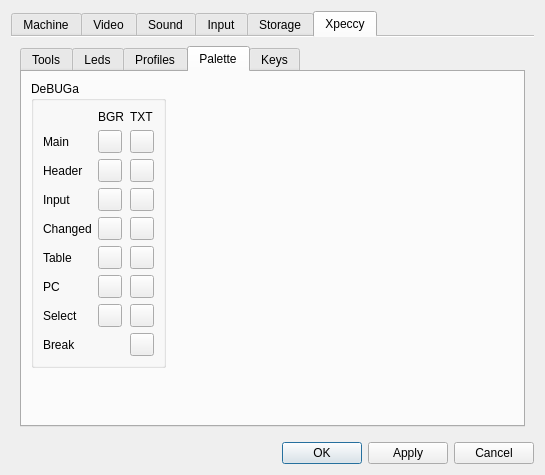
Before: the Qt Designer form ui/setupwin.ui in samstyle/Xpeccy, drawn with Qt 5.
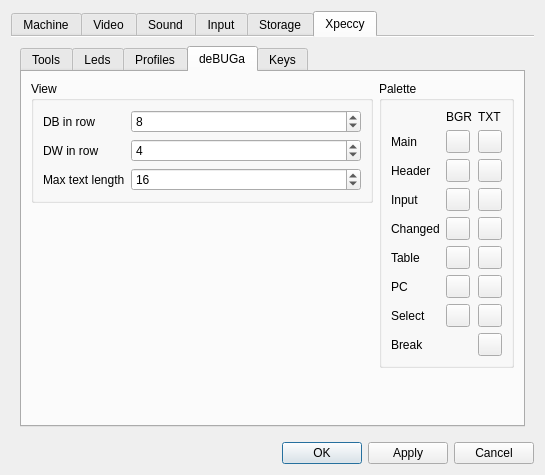
After: the same form once the commit is applied. The open tabs and pages were chosen to show the change. Icons and pictures are not drawn. Custom widgets are drawn as their Qt base class.

Commit message: build 20210718 + Add labels list to deBUGa (tools menu or disasm context menu). Double click in list = jump to label + Add costomizing of block size of 'db' and 'dw' directives (Options- >Xpeccy->deBUGa) + Fix GeneralSound address check + Fix ULA palette writing

The edit to the form file:
```diff
--- a/ui/setupwin.ui
+++ b/ui/setupwin.ui
@@ -3352,13 +3352,101 @@
               <normaloff>:/images/palette.png</normaloff>:/images/palette.png</iconset>
             </attribute>
             <attribute name="title">
-             <string>Palette</string>
+             <string>deBUGa</string>
             </attribute>
-            <layout class="QGridLayout" name="gridLayout_16">
+            <layout class="QHBoxLayout" name="horizontalLayout_37" stretch="10,0">
+             <item>
+              <layout class="QVBoxLayout" name="verticalLayout_46">
+               <item>
+                <widget class="QGroupBox" name="groupBox_13">
+                 <property name="title">
+                  <string>View</string>
+                 </property>
+                 <layout class="QGridLayout" name="gridLayout_16" columnstretch="0,10">
+                  <item row="0" column="1">
+                   <widget class="QSpinBox" name="sbDbSize">
+                    <property name="minimum">
+                     <number>1</number>
+                    </property>
+                    <property name="maximum">
+                     <number>16</number>
+                    </property>
+                    <property name="value">
+                     <number>8</number>
+                    </property>
+                   </widget>
+                  </item>
              <item row="0" column="0">
+                   <widget class="QLabel" name="label_61">
+                    <property name="text">
+                     <string>DB in row</string>
+                    </property>
+                   </widget>
+                  </item>
+                  <item row="2" column="0">
+                   <widget class="QLabel" name="label_62">
+                    <property name="text">
+                     <string>Max text length</string>
+                    </property>
+                   </widget>
+                  </item>
+                  <item row="1" column="0">
+                   <widget class="QLabel" name="label_63">
+                    <property name="text">
+                     <string>DW in row</string>
+                    </property>
+                   </widget>
+                  </item>
+                  <item row="1" column="1">
+                   <widget class="QSpinBox" name="sbDwSize">
+                    <property name="minimum">
+                     <number>1</number>
+                    </property>
+                    <property name="maximum">
+                     <number>16</number>
+                    </property>
+                    <property name="value">
+                     <number>4</number>
+                    </property>
+                   </widget>
+                  </item>
+                  <item row="2" column="1">
+                   <widget class="QSpinBox" name="sbTextSize">
+                    <property name="minimum">
+                     <number>1</number>
+                    </property>
+                    <property name="maximum">
+                     <number>128</number>
+                    </property>
+                    <property name="value">
+                     <number>16</number>
+                    </property>
+                   </widget>
+                  </item>
+                 </layout>
+                </widget>
+               </item>
+               <item>
+                <spacer name="verticalSpacer_2">
+                 <property name="orientation">
+                  <enum>Qt::Vertical</enum>
+                 </property>
+                 <property name="sizeHint" stdset="0">
+                  <size>
+                   <width>20</width>
+                   <height>40</height>
+                  </size>
+                 </property>
+                </spacer>
+               </item>
+              </layout>
+             </item>
+             <item>
+              <layout class="QVBoxLayout" name="verticalLayout_45">
+               <item>
               <widget class="QGroupBox" name="groupBox_7">
                <property name="title">
-                <string>DeBUGa</string>
+                  <string>Palette</string>
                </property>
                <layout class="QGridLayout" name="gridLayout_15">
                 <item row="4" column="0">
@@ -3584,20 +3672,7 @@
                </layout>
               </widget>
              </item>
-             <item row="0" column="1">
-              <spacer name="horizontalSpacer_7">
-               <property name="orientation">
-                <enum>Qt::Horizontal</enum>
-               </property>
-               <property name="sizeHint" stdset="0">
-                <size>
-                 <width>40</width>
-                 <height>20</height>
-                </size>
-               </property>
-              </spacer>
-             </item>
-             <item row="1" column="0">
+               <item>
               <spacer name="verticalSpacer_12">
                <property name="orientation">
                 <enum>Qt::Vertical</enum>
@@ -3609,6 +3684,8 @@
                 </size>
                </property>
               </spacer>
+               </item>
+              </layout>
              </item>
             </layout>
            </widget>
```
Left out of the diff: 2 changed lines with no effect on the pictures. Lines whose indentation alone changed are shown as unchanged. The commit also changes 18 other files.
